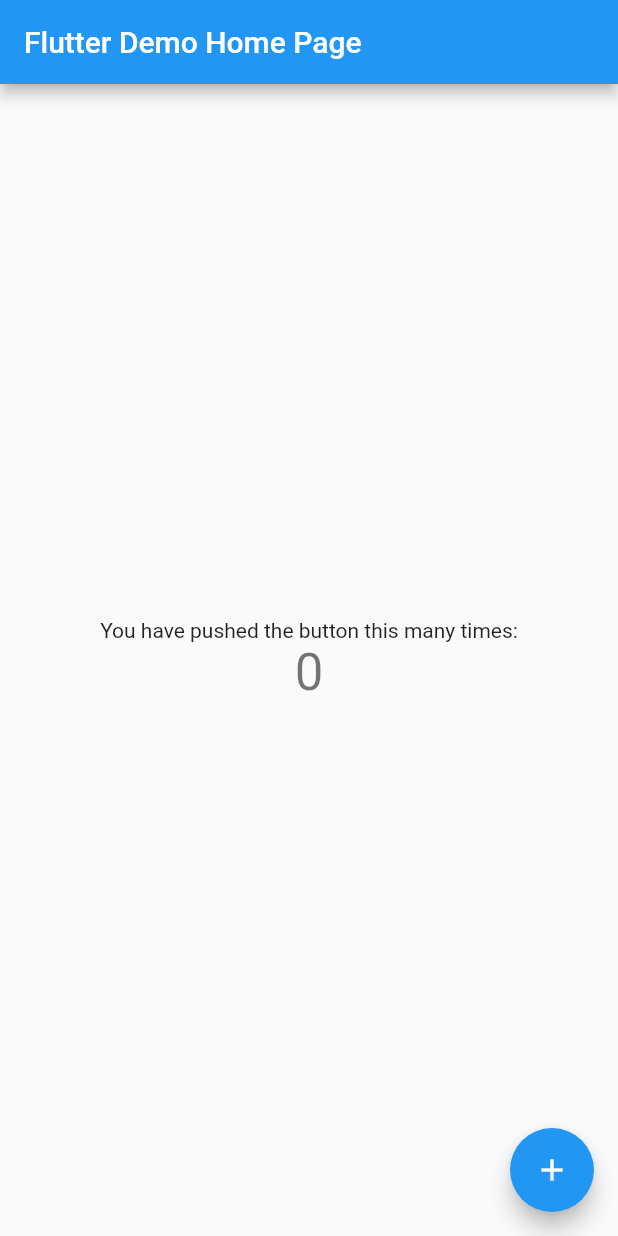
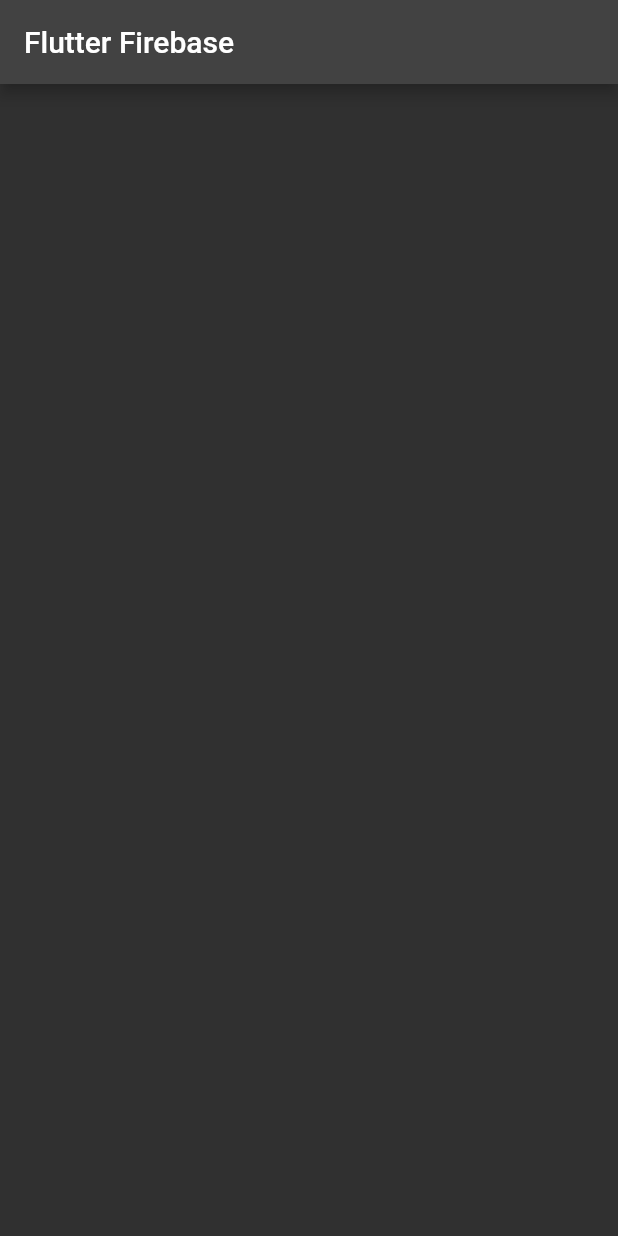
Before and after one commit to thibault60000/flutter-firebase, a Flutter app: the screen it shows after launch, on a phone screen of 412 x 824 dp. Run offline on Flutter 3.47's test engine with Material 2 defaults, Android fonts, the phone set to English and light mode, and no system bars; our stand-ins replace cloud_firestore, firebase_core; accounts and stored records are empty.

```diff
--- a/lib/main.dart
+++ b/lib/main.dart
@@ -1,15 +1,14 @@
 import 'package:flutter/material.dart';
 import 'package:firebase_core/firebase_core.dart';
 import 'package:cloud_firestore/cloud_firestore.dart';
-// https://firebase.flutter.dev/
+
+// DOC : https://firebase.flutter.dev/
 
 Future<void> main() async {
   // Prevenir bug android
   WidgetsFlutterBinding.ensureInitialized();
-
   // Init firebase
   await Firebase.initializeApp();
-
   // Init app
   runApp(const MyApp());
 }
@@ -21,105 +20,22 @@ class MyApp extends StatelessWidget {
   @override
   Widget build(BuildContext context) {
     return MaterialApp(
-      title: 'Flutter Demo',
-      theme: ThemeData(
-        // This is the theme of your application.
-        //
-        // Try running your application with "flutter run". You'll see the
-        // application has a blue toolbar. Then, without quitting the app, try
-        // changing the primarySwatch below to Colors.green and then invoke
-        // "hot reload" (press "r" in the console where you ran "flutter run",
-        // or simply save your changes to "hot reload" in a Flutter IDE).
-        // Notice that the counter didn't reset back to zero; the application
-        // is not restarted.
-        primarySwatch: Colors.blue,
-      ),
-      home: const MyHomePage(title: 'Flutter Demo Home Page'),
+      debugShowCheckedModeBanner: false,
+      title: 'Flutter Firebase',
+      theme: ThemeData.dark(),
+      home: const HomePage(title: 'Flutter Firebase'),
     );
   }
 }
 
-class MyHomePage extends StatefulWidget {
-  const MyHomePage({super.key, required this.title});
-
-  // This widget is the home page of your application. It is stateful, meaning
-  // that it has a State object (defined below) that contains fields that affect
-  // how it looks.
-
-  // This class is the configuration for the state. It holds the values (in this
-  // case the title) provided by the parent (in this case the App widget) and
-  // used by the build method of the State. Fields in a Widget subclass are
-  // always marked "final".
-
+class HomePage extends StatelessWidget {
+  const HomePage({super.key, required this.title});
   final String title;
 
   @override
-  State<MyHomePage> createState() => _MyHomePageState();
-}
-
-class _MyHomePageState extends State<MyHomePage> {
-  int _counter = 0;
-
-  void _incrementCounter() {
-    setState(() {
-      // This call to setState tells the Flutter framework that something has
-      // changed in this State, which causes it to rerun the build method below
-      // so that the display can reflect the updated values. If we changed
-      // _counter without calling setState(), then the build method would not be
-      // called again, and so nothing would appear to happen.
-      _counter++;
-    });
-  }
-
-  @override
   Widget build(BuildContext context) {
-    // This method is rerun every time setState is called, for instance as done
-    // by the _incrementCounter method above.
-    //
-    // The Flutter framework has been optimized to make rerunning build methods
-    // fast, so that you can just rebuild anything that needs updating rather
-    // than having to individually change instances of widgets.
     return Scaffold(
-      appBar: AppBar(
-        // Here we take the value from the MyHomePage object that was created by
-        // the App.build method, and use it to set our appbar title.
-        title: Text(widget.title),
-      ),
-      body: Center(
-        // Center is a layout widget. It takes a single child and positions it
-        // in the middle of the parent.
-        child: Column(
-          // Column is also a layout widget. It takes a list of children and
-          // arranges them vertically. By default, it sizes itself to fit its
-          // children horizontally, and tries to be as tall as its parent.
-          //
-          // Invoke "debug painting" (press "p" in the console, choose the
-          // "Toggle Debug Paint" action from the Flutter Inspector in Android
-          // Studio, or the "Toggle Debug Paint" command in Visual Studio Code)
-          // to see the wireframe for each widget.
-          //
-          // Column has various properties to control how it sizes itself and
-          // how it positions its children. Here we use mainAxisAlignment to
-          // center the children vertically; the main axis here is the vertical
-          // axis because Columns are vertical (the cross axis would be
-          // horizontal).
-          mainAxisAlignment: MainAxisAlignment.center,
-          children: <Widget>[
-            const Text(
-              'You have pushed the button this many times:',
-            ),
-            Text(
-              '$_counter',
-              style: Theme.of(context).textTheme.headline4,
-            ),
-          ],
-        ),
-      ),
-      floatingActionButton: FloatingActionButton(
-        onPressed: _incrementCounter,
-        tooltip: 'Increment',
-        child: const Icon(Icons.add),
-      ), // This trailing comma makes auto-formatting nicer for build methods.
+      appBar: AppBar(title: Text(title)),
     );
   }
 }
```
Also changed, not shown: 3 other files.
